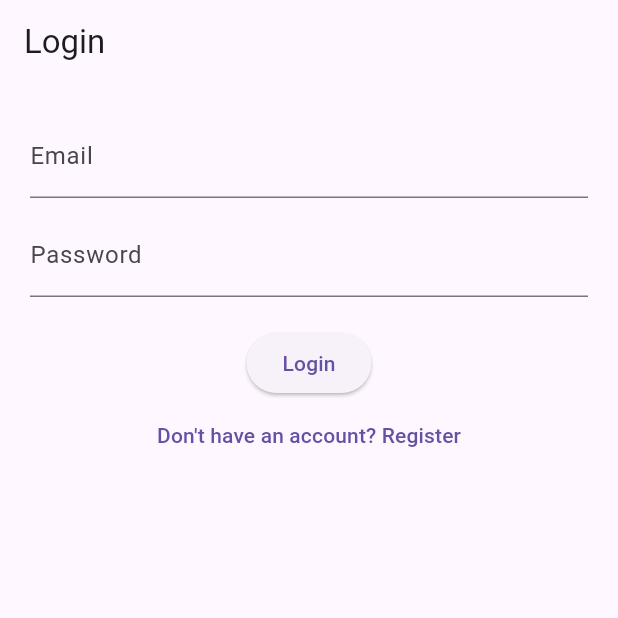
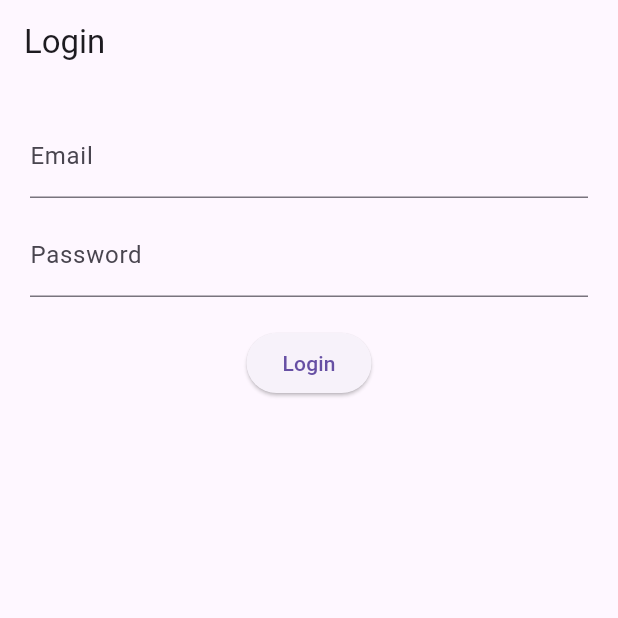
Before and after one commit to Enes0668/foodviewer, a Flutter app: the screen it shows after launch, on a phone screen of 412 x 824 dp, the top half of it. Run offline on Flutter 3.47's test engine with Material 3 defaults, Android fonts, the phone set to English and light mode, and no system bars; our stand-ins replace cloud_firestore, firebase_auth, firebase_core, firebase_database; accounts and stored records are empty.

Commit message:
Register page removed completely

```diff
--- a/lib/pages/login_page.dart
+++ b/lib/pages/login_page.dart
@@ -109,12 +109,6 @@ class _LoginPageState extends State<LoginPage> {
               onPressed: _login,
               child: const Text('Login'),
             ),
-            TextButton(
-              onPressed: () {
-                Navigator.pushNamed(context, '/register');
-              },
-              child: const Text("Don't have an account? Register"),
-            ),
           ],
         ),
       ),
```
